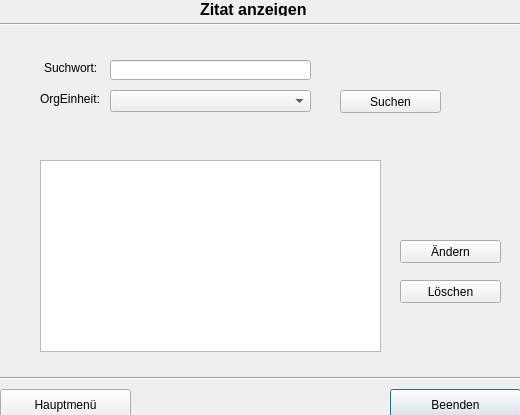
This is ZitatErfassung/frmzitatverwalten.ui in TrialAnd404/MyRepo as Qt 5 draws it before an edit. The edited form follows.
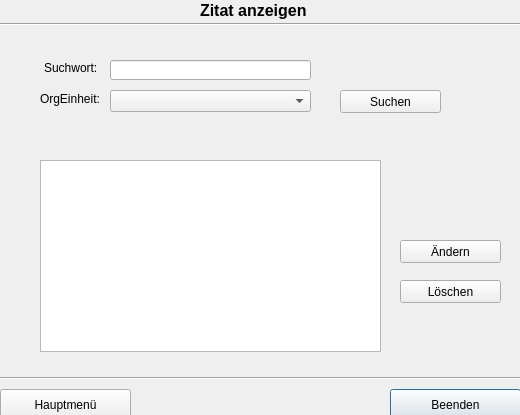
This is the edited form.

Diff of the .ui file:
```diff
--- a/ZitatErfassung/frmzitatverwalten.ui
+++ b/ZitatErfassung/frmzitatverwalten.ui
@@ -32,7 +32,7 @@
      <x>200</x>
      <y>0</y>
      <width>141</width>
-     <height>16</height>
+     <height>21</height>
     </rect>
    </property>
    <property name="text">
```
